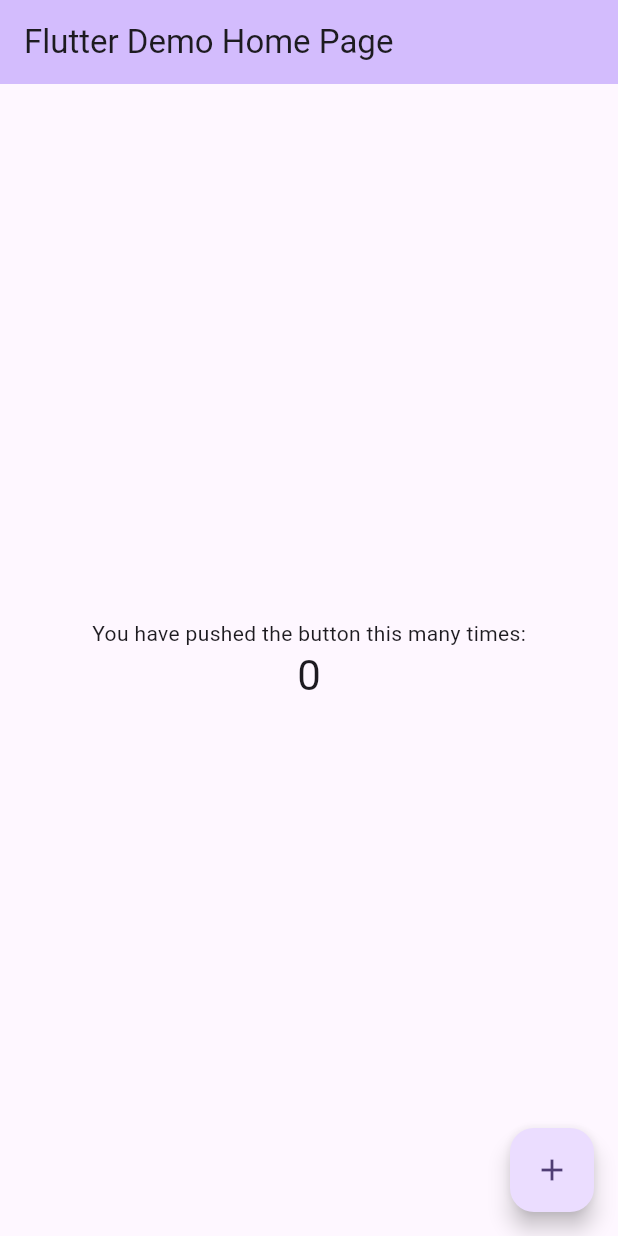
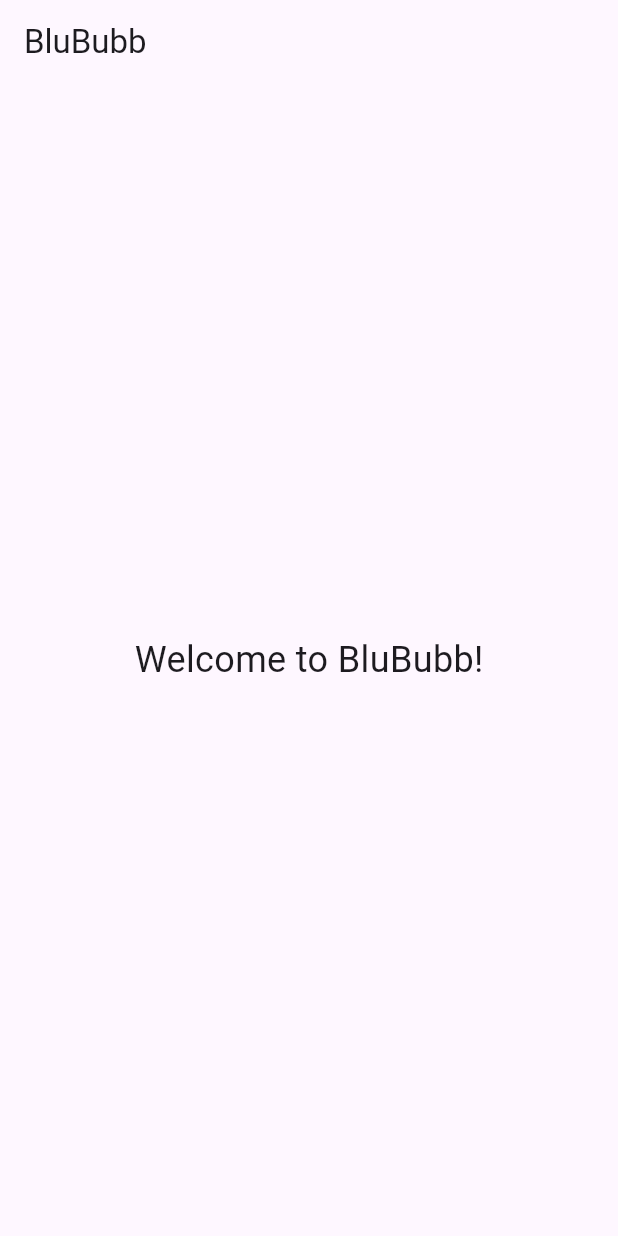
Before and after one commit to WhiteAlejandro/BluBubb, a Flutter app: the screen it shows after launch, on a phone screen of 412 x 824 dp. Run offline on Flutter 3.47's test engine with Material 3 defaults, Android fonts, the light colour scheme and no system bars.

Commit message:
Replace template with BluBubb starter UI

```diff
--- a/lib/main.dart
+++ b/lib/main.dart
@@ -1,122 +1,42 @@
 import 'package:flutter/material.dart';
 
 void main() {
-  runApp(const MyApp());
+  runApp(const BluBubbApp());
 }
 
-class MyApp extends StatelessWidget {
-  const MyApp({super.key});
+/// The root widget for the BluBubb app.
+class BluBubbApp extends StatelessWidget {
+  const BluBubbApp({super.key});
 
-  // This widget is the root of your application.
   @override
   Widget build(BuildContext context) {
     return MaterialApp(
-      title: 'Flutter Demo',
+      title: 'BluBubb',
+      debugShowCheckedModeBanner: false,
       theme: ThemeData(
-        // This is the theme of your application.
-        //
-        // TRY THIS: Try running your application with "flutter run". You'll see
-        // the application has a purple toolbar. Then, without quitting the app,
-        // try changing the seedColor in the colorScheme below to Colors.green
-        // and then invoke "hot reload" (save your changes or press the "hot
-        // reload" button in a Flutter-supported IDE, or press "r" if you used
-        // the command line to start the app).
-        //
-        // Notice that the counter didn't reset back to zero; the application
-        // state is not lost during the reload. To reset the state, use hot
-        // restart instead.
-        //
-        // This works for code too, not just values: Most code changes can be
-        // tested with just a hot reload.
-        colorScheme: ColorScheme.fromSeed(seedColor: Colors.deepPurple),
+        primarySwatch: Colors.blue,
       ),
-      home: const MyHomePage(title: 'Flutter Demo Home Page'),
+      home: const HomePage(),
     );
   }
 }
 
-class MyHomePage extends StatefulWidget {
-  const MyHomePage({super.key, required this.title});
-
-  // This widget is the home page of your application. It is stateful, meaning
-  // that it has a State object (defined below) that contains fields that affect
-  // how it looks.
-
-  // This class is the configuration for the state. It holds the values (in this
-  // case the title) provided by the parent (in this case the App widget) and
-  // used by the build method of the State. Fields in a Widget subclass are
-  // always marked "final".
-
-  final String title;
-
-  @override
-  State<MyHomePage> createState() => _MyHomePageState();
-}
-
-class _MyHomePageState extends State<MyHomePage> {
-  int _counter = 0;
-
-  void _incrementCounter() {
-    setState(() {
-      // This call to setState tells the Flutter framework that something has
-      // changed in this State, which causes it to rerun the build method below
-      // so that the display can reflect the updated values. If we changed
-      // _counter without calling setState(), then the build method would not be
-      // called again, and so nothing would appear to happen.
-      _counter++;
-    });
-  }
+/// The initial home screen of the app.
+class HomePage extends StatelessWidget {
+  const HomePage({super.key});
 
   @override
   Widget build(BuildContext context) {
-    // This method is rerun every time setState is called, for instance as done
-    // by the _incrementCounter method above.
-    //
-    // The Flutter framework has been optimized to make rerunning build methods
-    // fast, so that you can just rebuild anything that needs updating rather
-    // than having to individually change instances of widgets.
     return Scaffold(
       appBar: AppBar(
-        // TRY THIS: Try changing the color here to a specific color (to
-        // Colors.amber, perhaps?) and trigger a hot reload to see the AppBar
-        // change color while the other colors stay the same.
-        backgroundColor: Theme.of(context).colorScheme.inversePrimary,
-        // Here we take the value from the MyHomePage object that was created by
-        // the App.build method, and use it to set our appbar title.
-        title: Text(widget.title),
+        title: const Text('BluBubb'),
       ),
-      body: Center(
-        // Center is a layout widget. It takes a single child and positions it
-        // in the middle of the parent.
-        child: Column(
-          // Column is also a layout widget. It takes a list of children and
-          // arranges them vertically. By default, it sizes itself to fit its
-          // children horizontally, and tries to be as tall as its parent.
-          //
-          // Column has various properties to control how it sizes itself and
-          // how it positions its children. Here we use mainAxisAlignment to
-          // center the children vertically; the main axis here is the vertical
-          // axis because Columns are vertical (the cross axis would be
-          // horizontal).
-          //
-          // TRY THIS: Invoke "debug painting" (choose the "Toggle Debug Paint"
-          // action in the IDE, or press "p" in the console), to see the
-          // wireframe for each widget.
-          mainAxisAlignment: MainAxisAlignment.center,
-          children: <Widget>[
-            const Text('You have pushed the button this many times:'),
-            Text(
-              '$_counter',
-              style: Theme.of(context).textTheme.headlineMedium,
-            ),
-          ],
+      body: const Center(
+        child: Text(
+          'Welcome to BluBubb!',
+          style: TextStyle(fontSize: 24),
         ),
       ),
-      floatingActionButton: FloatingActionButton(
-        onPressed: _incrementCounter,
-        tooltip: 'Increment',
-        child: const Icon(Icons.add),
-      ), // This trailing comma makes auto-formatting nicer for build methods.
     );
   }
 }
```
Also changed, not shown: 7 other files.
